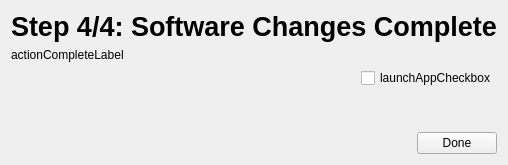
First picture: the form in ui/changescompletepage.ui, repository Kicksecure/browser-choice, before the edit.
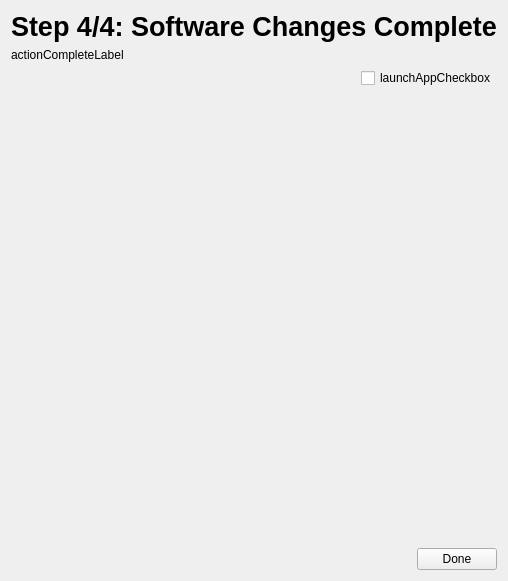
Second picture: the form after the edit. Icons and pictures are not drawn.

What changed in the file:
```diff
--- a/ui/changescompletepage.ui
+++ b/ui/changescompletepage.ui
@@ -7,7 +7,7 @@
     <x>0</x>
     <y>0</y>
     <width>504</width>
-    <height>165</height>
+    <height>581</height>
    </rect>
   </property>
   <property name="windowTitle">
```
Left out of the diff: 8 changed lines with no effect on the pictures.
